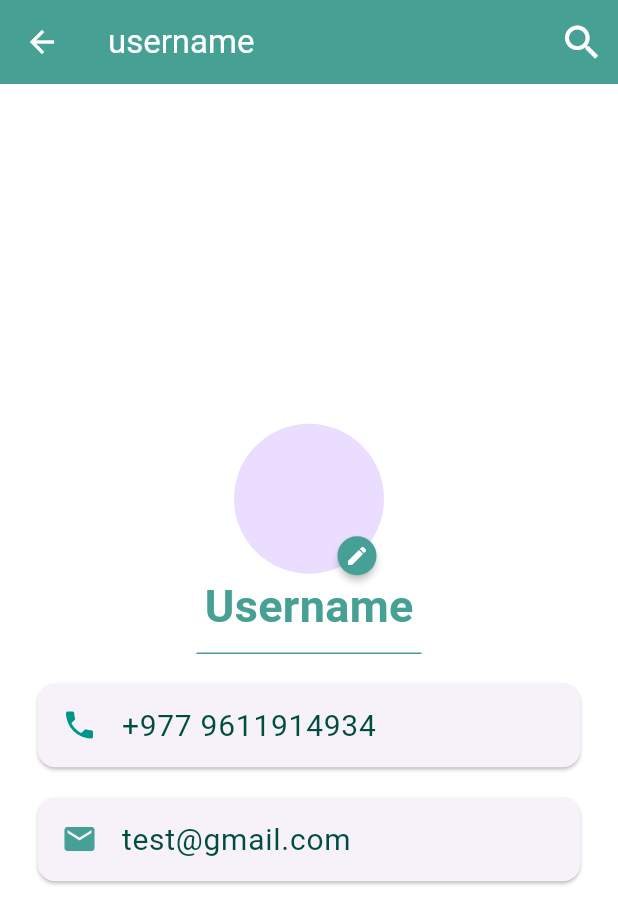
After one commit to Cizal19/product_catalog, a Flutter app: the UserDetailsPage screen opened by its route, on a phone screen of 412 x 824 dp. The commit adds this screen. Shown: the top 924 px of the screen. Run offline on Flutter 3.47's test engine with Material 3 defaults, Android fonts, the phone set to English and light mode, and no system bars; drawn by our look-alikes of badges; our stand-ins replace carousel_slider, fluttertoast, shared_preferences; accounts and stored records are empty.

Commit message:
Created UserDetailsPage and an EditProfileModal widget

```diff
--- /dev/null
+++ b/lib/Screens/UserDetailsPage.dart
@@ -0,0 +1,96 @@
+import 'package:flutter/material.dart';
+import 'package:product_catalog/Widgets/MyAppBar.dart';
+import 'package:badges/badges.dart' as badges;
+import 'package:product_catalog/Widgets/EditProfileModal.dart';
+// import 'package:modal_bottom_sheet/modal_bottom_sheet.dart';
+import 'package:flutter/src/material/bottom_sheet.dart';
+
+class UserDetailsPage extends StatelessWidget {
+  const UserDetailsPage({super.key});
+
+  @override
+  Widget build(BuildContext context) {
+    return Scaffold(
+      backgroundColor: Colors.white,
+      appBar: MyAppBar(
+        context: context,
+        title: "username",
+      ),
+      body: SafeArea(
+        child: Column(
+          mainAxisAlignment: MainAxisAlignment.center,
+          children: <Widget>[
+            badges.Badge(
+              badgeContent: Icon(
+                Icons.edit,
+                size: 16,
+                color: Colors.white,
+              ),
+              onTap: () {
+                _showEditProfileModal(context);
+              },
+              position: badges.BadgePosition.topEnd(top: 75, end: 5),
+              badgeStyle: badges.BadgeStyle(
+                badgeColor: Color(0xff46a096),
+              ),
+              child: CircleAvatar(
+                // backgroundImage: NetworkImage(imageUrl),
+                radius: 50,
+              ),
+            ),
+            Text(
+              'Username',
+              style: TextStyle(
+                fontSize: 30.0,
+                fontWeight: FontWeight.bold,
+                // color: Colors.white,
+              ),
+            ),
+            SizedBox(
+              height: 20.0,
+              width: 150,
+              child: Divider(
+                color: Color(0xff46a096),
+              ),
+            ),
+            Card(
+              margin: EdgeInsets.symmetric(vertical: 10.0, horizontal: 25.0),
+              child: ListTile(
+                leading: Icon(
+                  Icons.phone,
+                  color: Colors.teal,
+                ),
+                title: Text(
+                  '+977 9611914934',
+                  style: TextStyle(fontSize: 20, color: Colors.teal.shade900),
+                ),
+              ),
+            ),
+            Card(
+              margin: EdgeInsets.symmetric(vertical: 10.0, horizontal: 25.0),
+              child: ListTile(
+                leading: Icon(
+                  Icons.email,
+                  color: Color(0xff46a096),
+                ),
+                title: Text(
+                  'test@gmail.com',
+                  style: TextStyle(fontSize: 20, color: Colors.teal.shade900),
+                ),
+              ),
+            ),
+          ],
+        ),
+      ),
+    );
+  }
+
+  void _showEditProfileModal(BuildContext context) {
+    showModalBottomSheet(
+      context: context,
+      builder: (context) {
+        return EditProfileModal();
+      },
+    );
+  }
+}
--- a/lib/main.dart
+++ b/lib/main.dart
@@ -5,6 +5,7 @@ import 'package:product_catalog/Screens/HomePage.dart';
 import 'package:product_catalog/Screens/LoginPage.dart';
 import 'package:product_catalog/Screens/RegisterPage.dart';
 import 'package:product_catalog/Screens/SplashScreen.dart';
+import 'package:product_catalog/Screens/UserDetailsPage.dart';
 
 void main() {
   runApp(MaterialApp(
@@ -16,7 +17,7 @@ void main() {
       '/homepage': (context) => const HomePage(),
       "/details": (context) => const DetailsPage(),
       "/category": (context) => const CategoryPage(),
-      // "/": (context) => UserDetailsPage(user: user)
+      "/user": (context) => UserDetailsPage()
     },
     theme: ThemeData(
       // primaryTextTheme: TextTheme(bodyMedium: TextStyle(color: Colors.black)),
--- a/pubspec.yaml
+++ b/pubspec.yaml
@@ -40,6 +40,7 @@ dependencies:
   fluttertoast: ^8.2.2
   shared_preferences: ^2.2.1
   modal_bottom_sheet: ^2.1.2
+  badges: ^3.1.2
 
 dev_dependencies:
 
```
Also changed, not shown: lib/Widgets/EditProfileModal.dart (added, +77 -0 lines), pubspec.lock.
